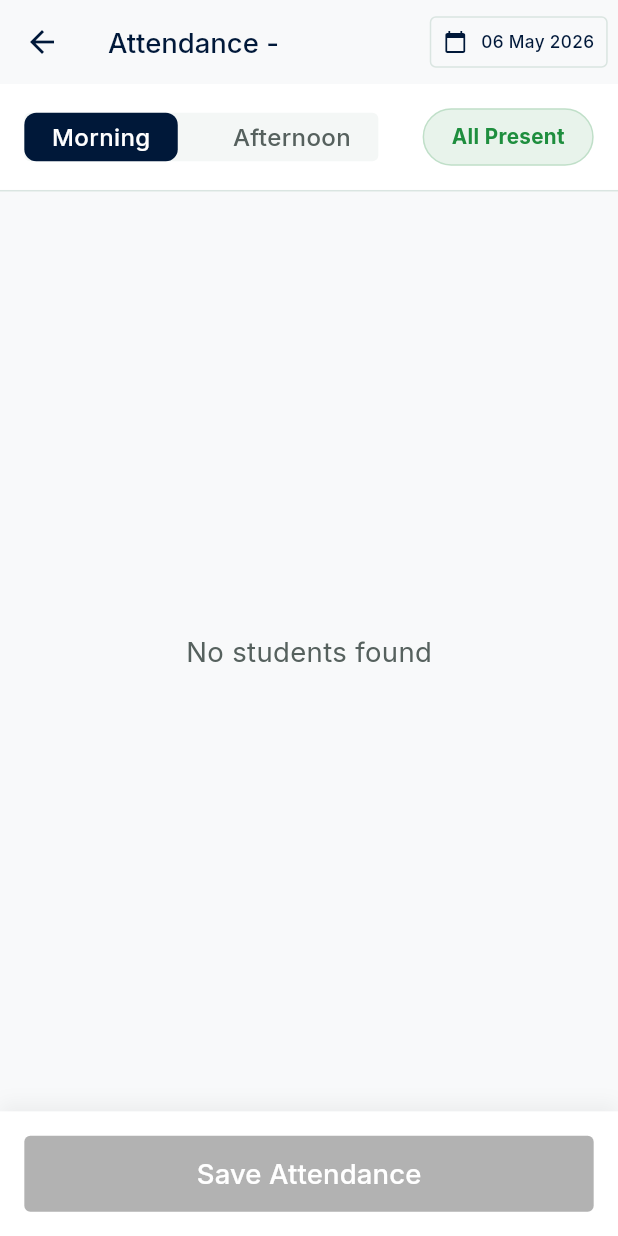
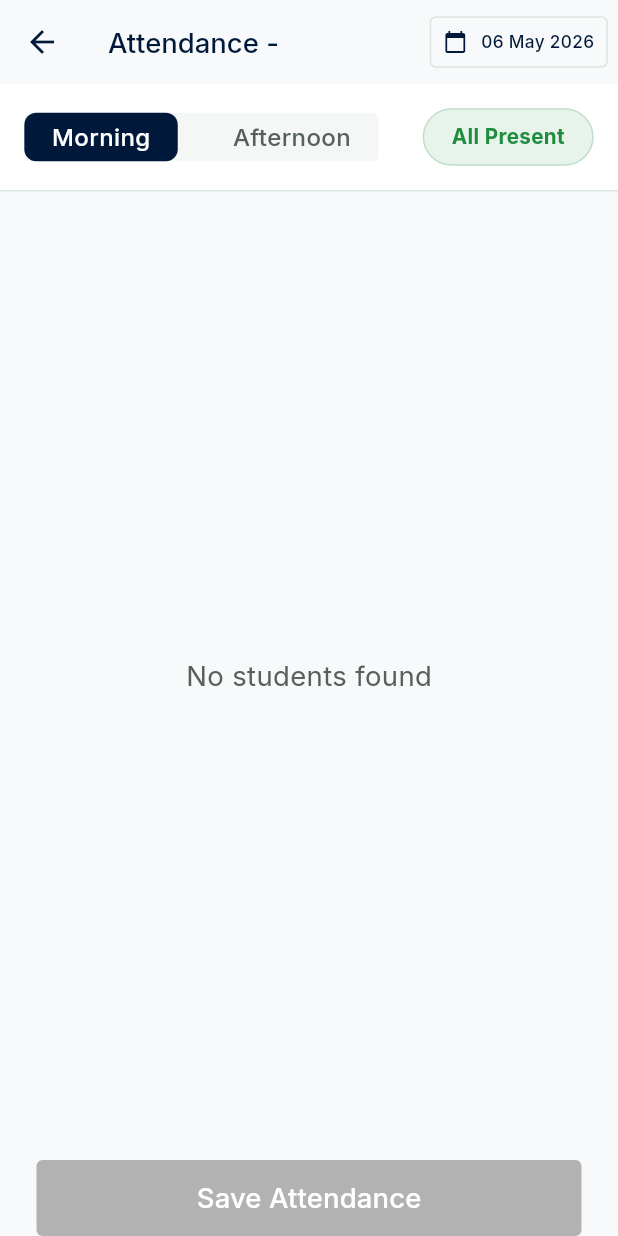
Before and after one commit to Ameenyasircm/metschooldairyapp, a Flutter app: the AttendanceScreen screen opened directly with empty values, on a phone screen of 412 x 824 dp. Run offline on Flutter 3.47's test engine with Material 3 defaults, Android fonts, the phone set to English and light mode, and no system bars; our stand-ins replace cloud_firestore, file_picker, firebase_auth, firebase_core, firebase_database, firebase_messaging and 8 more; missing offline and left inert: cloudinary_public, syncfusion_flutter_pdfviewer; accounts and stored records are empty; network calls fail; key blocks and very long unbroken strings in the code were emptied for the run.

```diff
--- a/lib/features/modules/teacher/attendance/data/models/attendance_model.dart
+++ b/lib/features/modules/teacher/attendance/data/models/attendance_model.dart
@@ -14,7 +14,7 @@ class StudentAttendanceData {
   AttendanceStatus afternoon;
   bool isLate;
   String lateRemark;
-  int lateDurationMinutes;
+  String lateDurationMinutes;
   String morningAbsentRemark;
   String afternoonAbsentRemark;
 
@@ -28,7 +28,7 @@ class StudentAttendanceData {
     this.afternoon = AttendanceStatus.none,
     this.isLate = false,
     this.lateRemark = '',
-    this.lateDurationMinutes = 0,
+    this.lateDurationMinutes = '',
     this.morningAbsentRemark = '',
     this.afternoonAbsentRemark = '',
   });
@@ -44,7 +44,7 @@ class StudentAttendanceData {
       afternoon: _parseStatus(map['afternoon']),
       isLate: map['isLate'] ?? false,
       lateRemark: map['lateRemark'] ?? '',
-      lateDurationMinutes: map['lateDurationMinutes'] ?? 0,
+      lateDurationMinutes: map['lateDurationMinutes'] ?? '0',
       morningAbsentRemark: map['morningAbsentRemark'] ?? '',
       afternoonAbsentRemark: map['afternoonAbsentRemark'] ?? '',
     );
--- a/lib/features/modules/teacher/attendance/presentation/provider/attendance_view_model.dart
+++ b/lib/features/modules/teacher/attendance/presentation/provider/attendance_view_model.dart
@@ -98,7 +98,7 @@ class AttendanceViewModel extends ChangeNotifier {
     }
   }
 
-  void markSingleStudent(String studentId, AttendanceStatus status, {String? remark, int? lateDuration, String? absentRemark}) {
+  void markSingleStudent(String studentId, AttendanceStatus status, {String? remark, String? lateDuration, String? absentRemark}) {
     final data = _attendanceMap[studentId];
     if (data != null) {
       if (_selectedSession == AttendanceSession.morning) {
@@ -110,7 +110,7 @@ class AttendanceViewModel extends ChangeNotifier {
         } else {
           data.isLate = false;
           data.lateRemark = '';
-          data.lateDurationMinutes = 0;
+          data.lateDurationMinutes = '';
         }
 
         if (status == AttendanceStatus.absent) {
--- a/lib/features/modules/teacher/attendance/presentation/screens/attendance_screen.dart
+++ b/lib/features/modules/teacher/attendance/presentation/screens/attendance_screen.dart
@@ -142,7 +142,7 @@ class _AttendanceScreenState extends State<AttendanceScreen> {
           );
         },
       ),
-      bottomNavigationBar: buildBottomButton(context),
+      bottomNavigationBar: SafeArea(child: buildBottomButton(context)),
     );
   }
 
--- a/lib/features/modules/teacher/attendance/presentation/widgets/attendance_remark_dialogs.dart
+++ b/lib/features/modules/teacher/attendance/presentation/widgets/attendance_remark_dialogs.dart
@@ -74,12 +74,11 @@ class AttendanceRemarkDialogs {
             style: ElevatedButton.styleFrom(backgroundColor: AppColors.primary, foregroundColor: AppColors.white),
             onPressed: () {
               if (controller.text.trim().isNotEmpty) {
-                final duration = int.tryParse(durationController.text.trim()) ?? 0;
                 vm.markSingleStudent(
                   studentId,
                   AttendanceStatus.late,
                   remark: controller.text.trim(),
-                  lateDuration: duration,
+                  lateDuration: durationController.text.trim(),
                 );
                 Navigator.pop(context);
               }
--- a/lib/features/modules/teacher/attendance/presentation/widgets/attendance_tile.dart
+++ b/lib/features/modules/teacher/attendance/presentation/widgets/attendance_tile.dart
@@ -53,7 +53,7 @@ class AttendanceTile extends StatelessWidget {
                       Padding(
                         padding: EdgeInsets.only(top: 4.h),
                         child: Text(
-                          "Late: ${studentData.lateDurationMinutes} mins - ${studentData.lateRemark}",
+                          "Late: ${studentData.lateDurationMinutes}- ${studentData.lateRemark}",
                           style: AppTypography.caption.copyWith(color: AppColors.warningOrange)
                         ),
                       ),
--- a/lib/features/modules/teacher/attendance/presentation/widgets/bottom_button.dart
+++ b/lib/features/modules/teacher/attendance/presentation/widgets/bottom_button.dart
@@ -11,12 +11,8 @@ import '../provider/attendance_view_model.dart';
 
 Widget buildBottomButton(BuildContext context) {
   final vm = context.watch<AttendanceViewModel>();
-  return Container(
-    padding: AppPadding.pM,
-    decoration: BoxDecoration(
-      color: AppColors.white,
-      boxShadow: [BoxShadow(color: Colors.black.withOpacity(0.05), blurRadius: 10, offset: const Offset(0, -5))],
-    ),
+  return Padding(
+    padding: AppPadding.phL,
     child: ElevatedButton(
       style: ElevatedButton.styleFrom(
         minimumSize: Size(double.infinity, 50.h),
```
